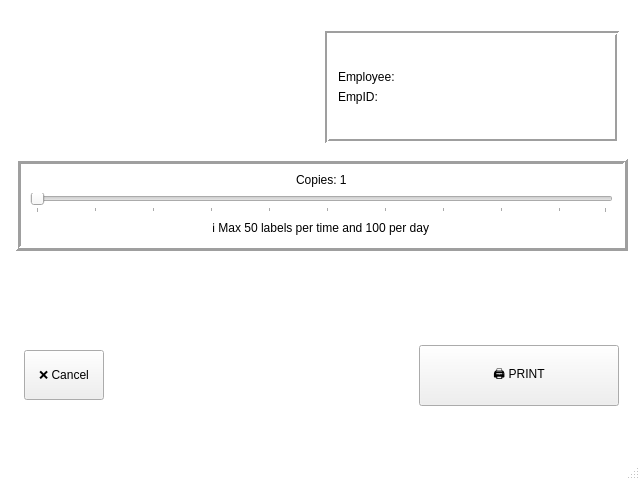
msmwebUA/qr_printing_terminals, file terminal_app/ui/mainwin.ui: the form before one commit.
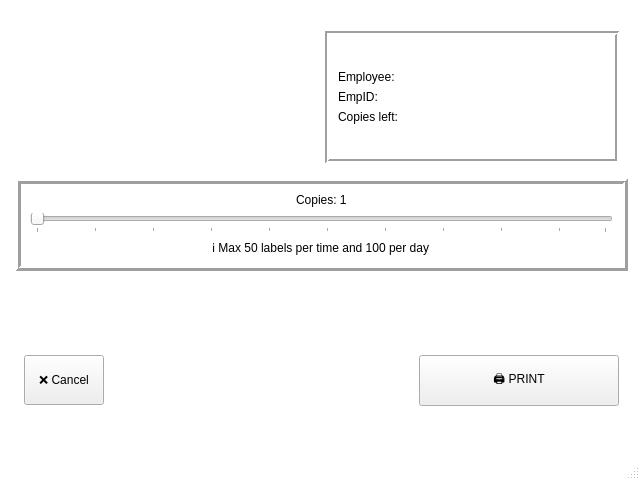
The form after the commit. Icons and pictures are not drawn.

Commit message: Add copies left value

The edit to the form file:
```diff
--- a/terminal_app/ui/mainwin.ui
+++ b/terminal_app/ui/mainwin.ui
@@ -295,6 +295,13 @@
                </property>
               </widget>
              </item>
+             <item>
+              <widget class="QLabel" name="copiesLeft">
+               <property name="text">
+                <string>Copies left:</string>
+               </property>
+              </widget>
+             </item>
              <item>
               <spacer name="verticalSpacer_2">
                <property name="orientation">
```
Left out of the diff: 2 changed lines with no effect on the pictures. The commit also changes 1 other file.
